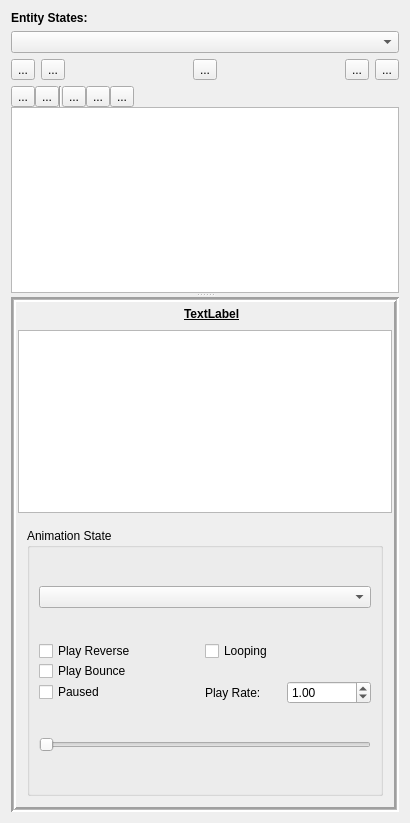
Qt form DesignerTool/src/Entity/EntityWidget.ui (GameOverture/HarmonyEngine) before a commit.
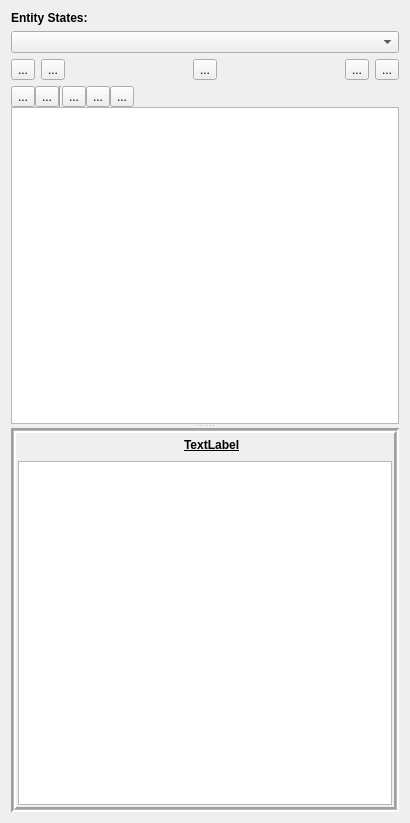
The same form after that commit. The open tabs and pages were chosen to show the change. Icons and pictures are not drawn. Custom widgets are drawn as their Qt base class.

Commit message: Drag and drop stuff for entity

```diff
--- a/DesignerTool/src/Entity/EntityWidget.ui
+++ b/DesignerTool/src/Entity/EntityWidget.ui
@@ -271,7 +271,7 @@
          <item>
           <widget class="PropertiesTreeView" name="propertyTree">
            <property name="sizePolicy">
-            <sizepolicy hsizetype="Preferred" vsizetype="Preferred">
+            <sizepolicy hsizetype="Preferred" vsizetype="Expanding">
              <horstretch>0</horstretch>
              <verstretch>0</verstretch>
             </sizepolicy>
@@ -281,196 +281,6 @@
            </property>
           </widget>
          </item>
-         <item>
-          <widget class="QStackedWidget" name="stackedWidget">
-           <property name="sizePolicy">
-            <sizepolicy hsizetype="Preferred" vsizetype="Preferred">
-             <horstretch>0</horstretch>
-             <verstretch>0</verstretch>
-            </sizepolicy>
-           </property>
-           <property name="currentIndex">
-            <number>5</number>
-           </property>
-           <widget class="QWidget" name="pageNull">
-            <layout class="QVBoxLayout" name="verticalLayout_14">
-             <property name="leftMargin">
-              <number>2</number>
-             </property>
-             <property name="topMargin">
-              <number>2</number>
-             </property>
-             <property name="rightMargin">
-              <number>2</number>
-             </property>
-             <property name="bottomMargin">
-              <number>2</number>
-             </property>
-             <item>
-              <widget class="QLabel" name="lblNoChildSelected_2">
-               <property name="text">
-                <string>No child selected</string>
-               </property>
-               <property name="alignment">
-                <set>Qt::AlignCenter</set>
-               </property>
-              </widget>
-             </item>
-            </layout>
-           </widget>
-           <widget class="QWidget" name="pageEntity">
-            <layout class="QVBoxLayout" name="verticalLayout_15">
-             <item>
-              <spacer name="verticalSpacer_2">
-               <property name="orientation">
-                <enum>Qt::Vertical</enum>
-               </property>
-               <property name="sizeHint" stdset="0">
-                <size>
-                 <width>20</width>
-                 <height>40</height>
-                </size>
-               </property>
-              </spacer>
-             </item>
-            </layout>
-           </widget>
-           <widget class="QWidget" name="pagePrimitive">
-            <layout class="QVBoxLayout" name="verticalLayout_16"/>
-           </widget>
-           <widget class="QWidget" name="pageTexturedQuad">
-            <layout class="QVBoxLayout" name="verticalLayout_17"/>
-           </widget>
-           <widget class="QWidget" name="pageSprite">
-            <layout class="QVBoxLayout" name="verticalLayout_18">
-             <item>
-              <widget class="QGroupBox" name="groupBox_2">
-               <property name="title">
-                <string>Animation State</string>
-               </property>
-               <layout class="QVBoxLayout" name="verticalLayout_19">
-                <property name="spacing">
-                 <number>0</number>
-                </property>
-                <property name="topMargin">
-                 <number>5</number>
-                </property>
-                <property name="bottomMargin">
-                 <number>5</number>
-                </property>
-                <item>
-                 <widget class="QComboBox" name="cmbSpriteStates_2"/>
-                </item>
-                <item>
-                 <layout class="QGridLayout" name="gridLayout_2">
-                  <item row="2" column="0">
-                   <widget class="QCheckBox" name="chkPaused_2">
-                    <property name="text">
-                     <string>Paused</string>
-                    </property>
-                   </widget>
-                  </item>
-                  <item row="0" column="1">
-                   <widget class="QCheckBox" name="chkLooping_2">
-                    <property name="text">
-                     <string>Looping</string>
-                    </property>
-                   </widget>
-                  </item>
-                  <item row="1" column="0">
-                   <widget class="QCheckBox" name="chkBounce_2">
-                    <property name="text">
-                     <string>Play Bounce</string>
-                    </property>
-                   </widget>
-                  </item>
-                  <item row="0" column="0">
-                   <widget class="QCheckBox" name="chkReverse_2">
-                    <property name="text">
-                     <string>Play Reverse</string>
-                    </property>
-                   </widget>
-                  </item>
-                  <item row="2" column="1">
-                   <layout class="QHBoxLayout" name="horizontalLayout_5">
-                    <item>
-                     <widget class="QLabel" name="label_8">
-                      <property name="text">
-                       <string>Play Rate:</string>
-                      </property>
-                     </widget>
-                    </item>
-                    <item>
-                     <widget class="QDoubleSpinBox" name="doubleSpinBox_3">
-                      <property name="suffix">
-                       <string/>
-                      </property>
-                      <property name="maximum">
-                       <double>100000000000000000000.000000000000000</double>
-                      </property>
-                      <property name="singleStep">
-                       <double>0.100000000000000</double>
-                      </property>
-                      <property name="value">
-                       <double>1.000000000000000</double>
-                      </property>
-                     </widget>
-                    </item>
-                   </layout>
-                  </item>
-                 </layout>
-                </item>
-                <item>
-                 <widget class="QSlider" name="sliFrame_2">
-                  <property name="orientation">
-                   <enum>Qt::Horizontal</enum>
-                  </property>
-                 </widget>
-                </item>
-               </layout>
-              </widget>
-             </item>
-            </layout>
-           </widget>
-           <widget class="QWidget" name="pageFont">
-            <layout class="QVBoxLayout" name="verticalLayout_20">
-             <item>
-              <widget class="QComboBox" name="cmbFontStates_2"/>
-             </item>
-             <item>
-              <widget class="FontTableView" name="layersTableView_2">
-               <property name="selectionMode">
-                <enum>QAbstractItemView::SingleSelection</enum>
-               </property>
-               <property name="selectionBehavior">
-                <enum>QAbstractItemView::SelectItems</enum>
-               </property>
-              </widget>
-             </item>
-             <item>
-              <layout class="QHBoxLayout" name="horizontalLayout_6">
-               <item>
-                <widget class="QComboBox" name="cmbLayout_2"/>
-               </item>
-               <item>
-                <widget class="QComboBox" name="cmbAlignment_2"/>
-               </item>
-               <item>
-                <widget class="QCheckBox" name="checkBox_2">
-                 <property name="text">
-                  <string>Monospaced Digits</string>
-                 </property>
-                </widget>
-               </item>
-              </layout>
-             </item>
-             <item>
-              <widget class="QLineEdit" name="lineEdit_2"/>
-             </item>
-            </layout>
-           </widget>
-          </widget>
-         </item>
         </layout>
        </widget>
       </widget>
@@ -596,11 +406,6 @@
   </action>
  </widget>
  <customwidgets>
-  <customwidget>
-   <class>FontTableView</class>
-   <extends>QTableView</extends>
-   <header>FontModelView.h</header>
-  </customwidget>
   <customwidget>
    <class>PropertiesTreeView</class>
    <extends>QTreeView</extends>
```
The commit also changes 5 other files.
